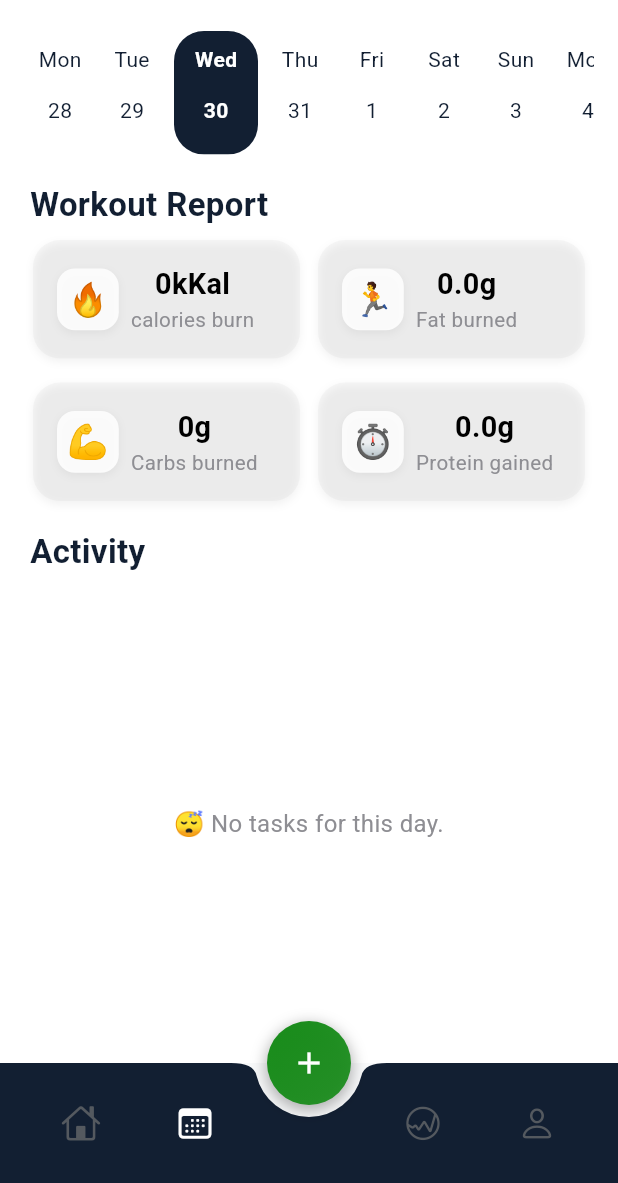
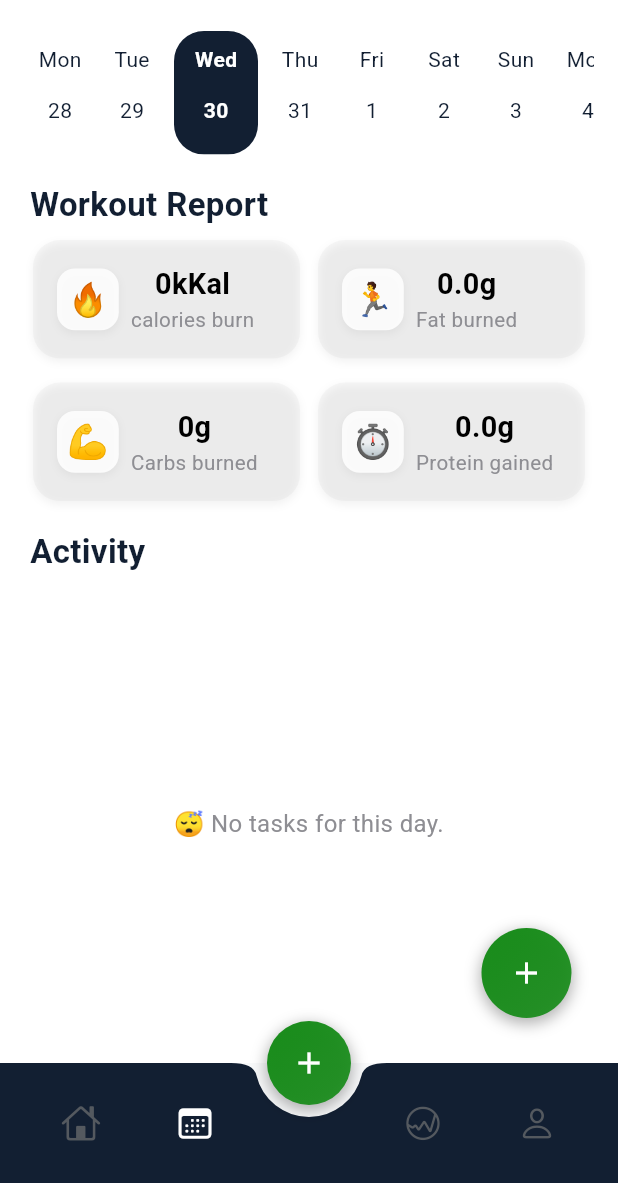
Before and after one commit to ehsanyaqoob/goto-app, a Flutter app: the MainNavigation screen opened directly, item 2 of the bottom bar chosen, on a phone screen of 412 x 824 dp, the part 53-1236 px from its top. Run offline on Flutter 3.47's test engine with Material 3 defaults, Android fonts, the phone set to English and light mode, and no system bars; our stand-ins replace animated_notch_bottom_bar, flutter_animate, flutter_svg, get, get_storage, google_fonts and 5 more; accounts and stored records are empty; statements that could not run were skipped.

Commit message:
complete ui od Goto App functional full app is completed now

```diff
--- a/lib/controllers/add-task-model.dart
+++ b/lib/controllers/add-task-model.dart
@@ -211,7 +211,7 @@ class _AddTaskBottomSheetState extends State<AddTaskBottomSheet> {
                       child: CupertinoButton.filled(
                         onPressed: _saveTask,
                         padding: const EdgeInsets.symmetric(horizontal: 30),
-                        child: const Text("✅ Save"),
+                        child: const Text("Save"),
                       ),
                     ),
                   ],
--- a/lib/views/screens/task-view.dart
+++ b/lib/views/screens/task-view.dart
@@ -4,6 +4,7 @@ import 'package:flutter/material.dart';
 import 'package:get/get.dart';
 import 'package:flutter/cupertino.dart';
 import 'package:goto/constants/Theme/app_colors.dart';
+import 'package:goto/controllers/add-task-model.dart';
 import 'package:goto/controllers/task_controller.dart';
 import 'package:goto/extension/media_query_extensions.dart';
 import 'package:goto/widgets/animated-entry/summary-dialog.dart';
@@ -55,6 +56,15 @@ class _TaskViewState extends State<TaskView> with TickerProviderStateMixin {
     };
   }
 
+  void _showAddTaskBottomSheet() {
+    showModalBottomSheet(
+      context: context,
+      isScrollControlled: true,
+      backgroundColor: Colors.transparent,
+      builder: (_) =>  AddTaskBottomSheet(),
+    );
+  }
+
   @override
   Widget build(BuildContext context) {
     return CupertinoPageScaffold(
@@ -75,14 +85,14 @@ class _TaskViewState extends State<TaskView> with TickerProviderStateMixin {
         border: null,
         backgroundColor: AppColors.scaffoldBackgroundColor),
       child: SafeArea(
-        child: Obx(() {
+        child: Stack(
+          children: [
+            Obx(() {
               final metrics = getWorkoutMetrics();
               final selectedDate = controller.selectedDate.value;
               final tasks = controller.tasks;
 
-          return Stack(
-            children: [
-              CustomScrollView(
+              return CustomScrollView(
                 physics: const BouncingScrollPhysics(),
                 slivers: [
                   SliverToBoxAdapter(
@@ -102,8 +112,7 @@ class _TaskViewState extends State<TaskView> with TickerProviderStateMixin {
                                 ),
                                 height: 10.h,
                                 width: double.infinity,
-
-                                child:HorizontalWeekCalendar(
+                                child: HorizontalWeekCalendar(
                                   selectedDate: selectedDate,
                                   onDateSelected: controller.updateSelectedDate,
                                   primaryColor: AppColors.primary,
@@ -121,7 +130,7 @@ class _TaskViewState extends State<TaskView> with TickerProviderStateMixin {
                                     color: AppColors.primary,
                                     fontWeight: FontWeight.w500,
                                   ),
-  selectedItemPadding: 8, // Adjust this to control the background size
+                                  selectedItemPadding: 8,
                                 ),
                               ),
                             ),
@@ -337,11 +346,51 @@ class _TaskViewState extends State<TaskView> with TickerProviderStateMixin {
                         );
                       }, childCount: tasks.length),
                     ),
-                ],
+                  // Add padding at the bottom for the FAB
+                  SliverPadding(
+                    padding: EdgeInsets.only(bottom: 80),
                   ),
                 ],
               );
             }),
+            // Positioned FAB at the bottom center
+            Positioned(
+              bottom: 30,
+              left: 290,
+              right: 0,
+              child: Center(
+                child: Container(
+                  height: 60, // Standard FAB size
+  width: 60,
+                  decoration: BoxDecoration(
+                    shape: BoxShape.circle,
+                    boxShadow: [
+                      BoxShadow(
+                        color: Colors.black.withOpacity(0.3),
+                        blurRadius: 8,
+                        spreadRadius: 1,
+                        offset: Offset(0, 3),
+                      ),
+                    ],
+                    gradient: LinearGradient(
+                      colors: [
+                        AppColors.lime,
+                        AppColors.lime.withOpacity(0.9),
+                      ],
+                      begin: Alignment.topLeft,
+                      end: Alignment.bottomRight,
+                    ),
+                  ),
+                  child: CupertinoButton(
+                    padding: EdgeInsets.zero,
+                    onPressed: _showAddTaskBottomSheet,
+                    child: Icon(Icons.add, color: Colors.white, size: 24),
+                  ),
+                ),
+              ),
+            ),
+          ],
+        ),
       ),
     );
   }
```
Also changed, not shown: lib/views/screens/analytics-view.dart (+34 -23 lines). Lines whose indentation alone changed are shown as unchanged.
